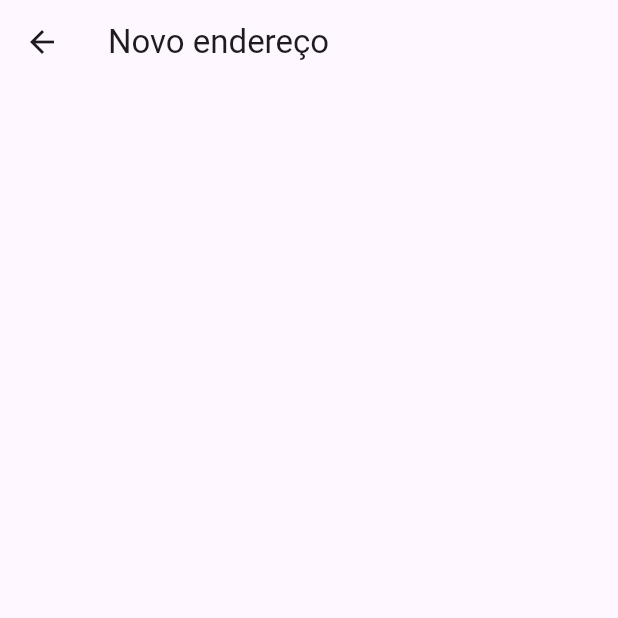
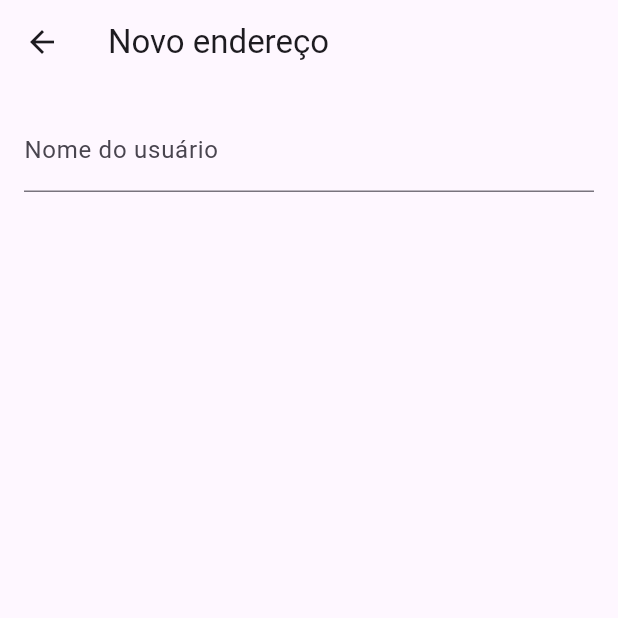
Before and after one commit to ogustavoress/flutter-crud-address, a Flutter app: the AddressFormPage screen opened directly, on a phone screen of 412 x 824 dp, the top half of it. Run offline on Flutter 3.47's test engine with Material 3 defaults, Android fonts, the phone set to English and light mode, and no system bars; missing offline and left inert: dart:ffi; statements that could not run were skipped.

Commit message:
feat(address_form): criando o campo de Nome validação para campos vazios

```diff
--- a/lib/pages/address_form_page.dart
+++ b/lib/pages/address_form_page.dart
@@ -120,7 +120,13 @@ class _AddressFormPageState extends State<AddressFormPage> {
         child: Form(
           child: ListView(
             children: [
-              /* CAMPOS DO FORMULÁRIO*/
+              TextFormField(
+                controller: nomeController,
+                decoration: const InputDecoration(
+                  labelText: "Nome do usuário",
+                ),
+                validator: (v) => (v == null || v.isEmpty) ? 'Preencha o nome' : null,
+              ),
             ],
           )
         ),
```
